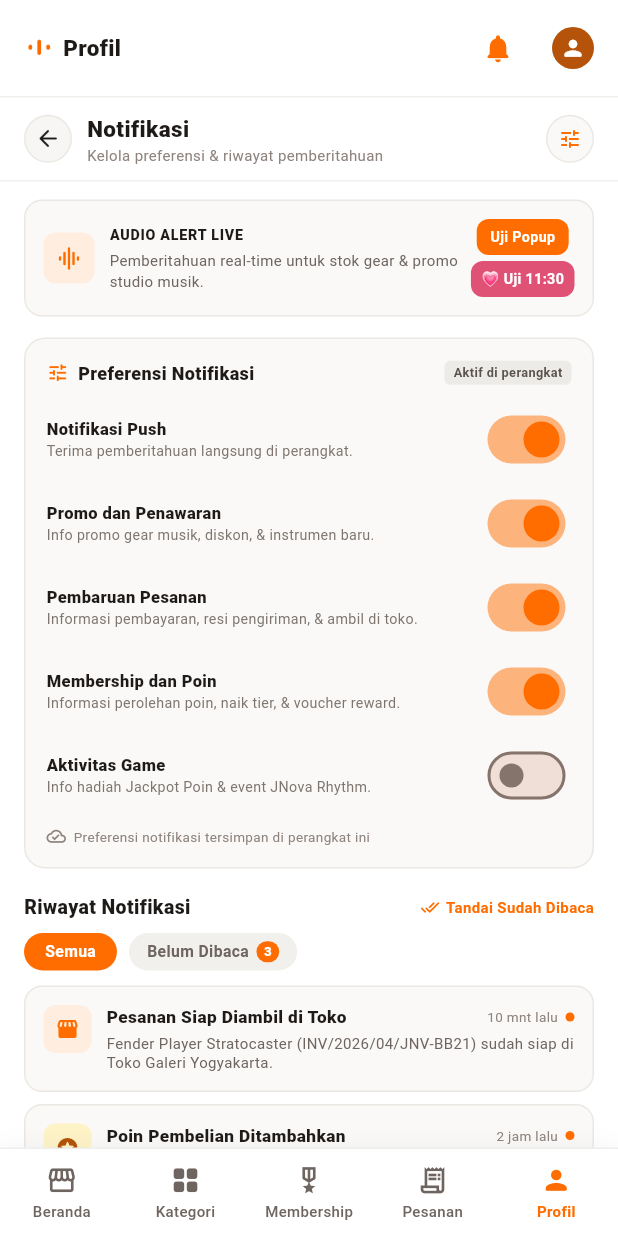
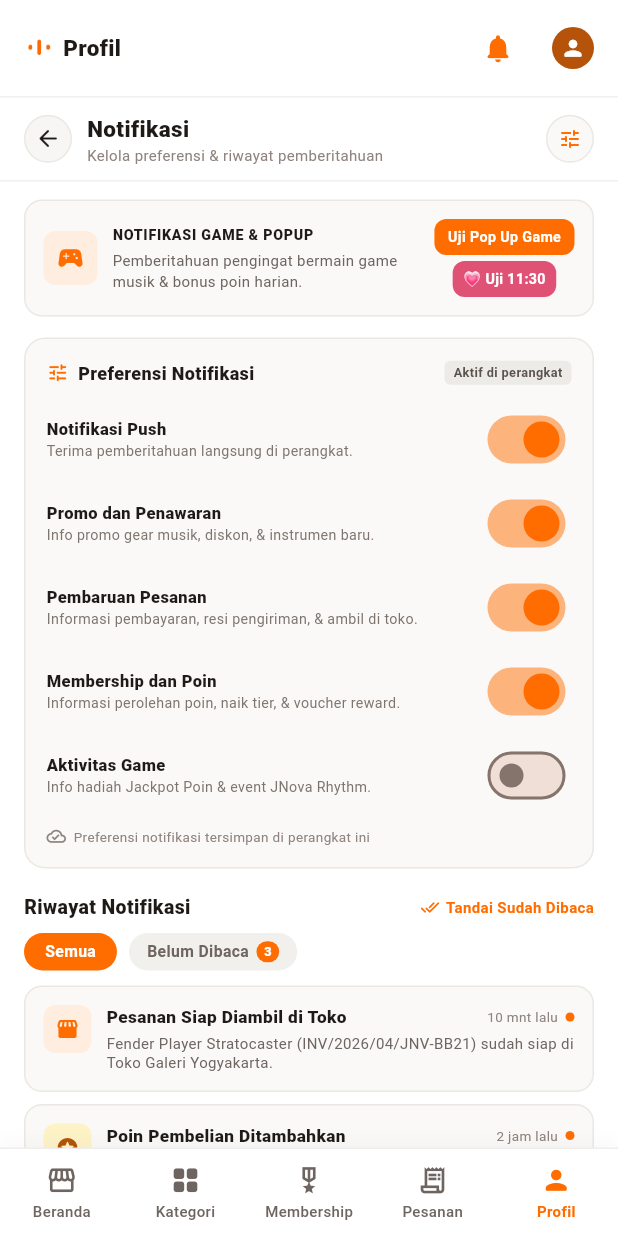
Before and after one commit to josephinearinda/JNOVA-MUSIC, a Flutter app: the NotificationSettingsPage screen opened by its route, on a phone screen of 412 x 824 dp. Run offline on Flutter 3.47's test engine with Material 3 defaults, Android fonts, the phone set to English and light mode, and no system bars; our stand-ins replace audioplayers, connectivity_plus, flutter_dotenv, flutter_local_notifications, flutter_secure_storage, geolocator and 8 more; missing offline and left inert: local_auth_android, local_auth_darwin, workmanager; accounts and stored records are empty; statements that could not run were skipped.

Commit message:
perbaikan JNOVA MUSIC

```diff
--- a/lib/screens/notification_settings_page.dart
+++ b/lib/screens/notification_settings_page.dart
@@ -556,15 +556,15 @@ class _NotificationSettingsPageState extends State<NotificationSettingsPage> {
       child: Row(
         children: [
           Container(
-            width: 34,
-            height: 34,
+            width: 36,
+            height: 36,
             decoration: BoxDecoration(
               color: const Color(0xFFFFEDDF),
               borderRadius: BorderRadius.circular(8),
             ),
             child: const Icon(
-              Icons.graphic_eq_rounded,
-              size: 18,
+              Icons.sports_esports_rounded,
+              size: 20,
               color: AppColors.primaryOrange,
             ),
           ),
@@ -574,7 +574,7 @@ class _NotificationSettingsPageState extends State<NotificationSettingsPage> {
               crossAxisAlignment: CrossAxisAlignment.start,
               children: [
                 Text(
-                  'AUDIO ALERT LIVE',
+                  'NOTIFIKASI GAME & POPUP',
                   style: TextStyle(
                     fontSize: 9.5,
                     fontWeight: FontWeight.w800,
@@ -584,7 +584,7 @@ class _NotificationSettingsPageState extends State<NotificationSettingsPage> {
                 ),
                 SizedBox(height: 2),
                 Text(
-                  'Pemberitahuan real-time untuk stok gear & promo studio musik.',
+                  'Pemberitahuan pengingat bermain game musik & bonus poin harian.',
                   style: TextStyle(fontSize: 10, color: Color(0xFF6E6560)),
                 ),
               ],
@@ -601,7 +601,9 @@ class _NotificationSettingsPageState extends State<NotificationSettingsPage> {
                     ScaffoldMessenger.of(context).hideCurrentSnackBar();
                     ScaffoldMessenger.of(context).showSnackBar(
                       const SnackBar(
-                        content: Text('Notifikasi popup berhasil dikirim!'),
+                        content: Text(
+                          'Notifikasi popup game berhasil dikirim! Ketuk untuk bermain.',
+                        ),
                         backgroundColor: Color(0xFF2E2E2E),
                         duration: Duration(seconds: 2),
                         behavior: SnackBarBehavior.floating,
@@ -618,7 +620,7 @@ class _NotificationSettingsPageState extends State<NotificationSettingsPage> {
                     borderRadius: BorderRadius.circular(8),
                   ),
                   child: const Text(
-                    'Uji Popup',
+                    'Uji Pop Up Game',
                     style: TextStyle(
                       fontSize: 9.5,
                       fontWeight: FontWeight.w700,
--- a/lib/services/notification_service.dart
+++ b/lib/services/notification_service.dart
@@ -325,15 +325,16 @@ class NotificationService {
   }
 
   Future<void> showTestNotification({
-    String title = 'Pembaruan JNOVAMUSIC',
+    String title = '🎮 Ayo Main Game JNova Rhythm!',
     String message =
-        'Notifikasi otomatis popup/banner berhasil ditampilkan di perangkat!',
+        'Kumpulkan skor tertinggi dan raih bonus poin member hari ini!',
   }) {
     return _show(
-      category: NotificationCategory.promo,
+      category: NotificationCategory.game,
       title: title,
       message: message,
-      eventKey: 'test_notification_${DateTime.now().millisecondsSinceEpoch}',
+      eventKey: 'test_game_notification_${DateTime.now().millisecondsSinceEpoch}',
+      payload: 'route:/game-home',
       bypassPreferences: true,
     );
   }
```
